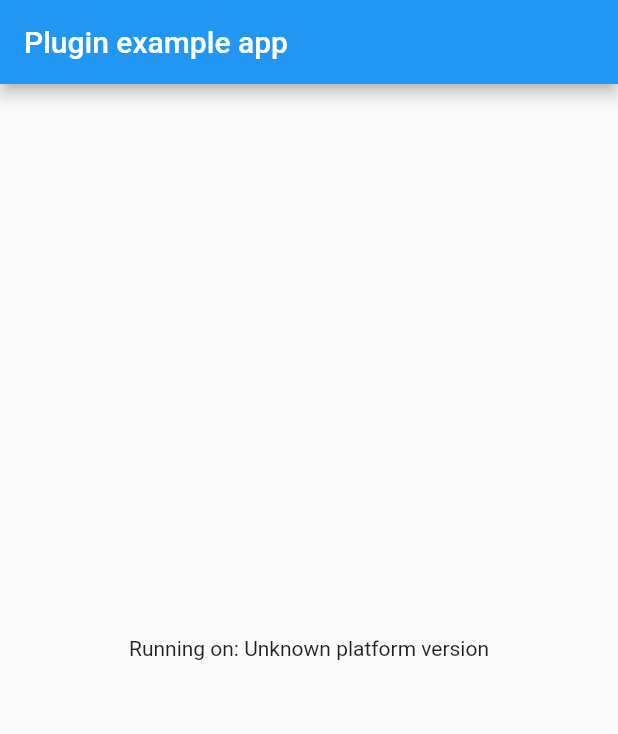
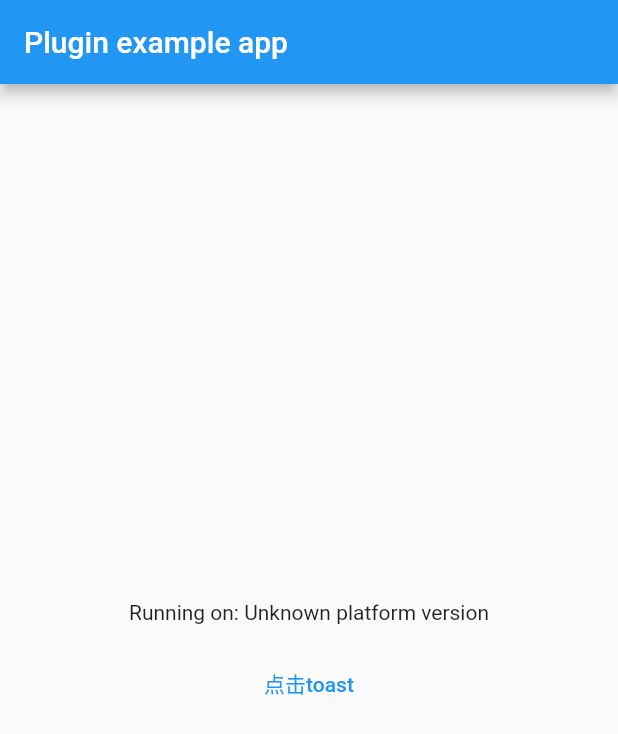
Before and after one commit to wkkun/hello, a Flutter app: the screen it shows after launch, on a phone screen of 412 x 824 dp. Shown: the top 734 px of the screen. Run offline on Flutter 3.47's test engine with Material 2 defaults, Android fonts, the phone set to English and light mode, and no system bars.

Commit message:
新增:toast方法

```diff
--- a/example/lib/main.dart
+++ b/example/lib/main.dart
@@ -54,7 +54,17 @@ class _MyAppState extends State<MyApp> {
           title: const Text('Plugin example app'),
         ),
         body: Center(
-          child: Text('Running on: $_platformVersion\n'),
+          child: Column(
+            mainAxisAlignment: MainAxisAlignment.center,
+            children: [
+              Text('Running on: $_platformVersion\n'),
+              TextButton(
+                  onPressed: () {
+                    Hello.toast("我是Toast");
+                  },
+                  child: const Text("点击toast"))
+            ],
+          ),
         ),
       ),
     );
--- a/lib/hello.dart
+++ b/lib/hello.dart
@@ -1,4 +1,3 @@
-
 import 'dart:async';
 
 import 'package:flutter/services.dart';
@@ -10,4 +9,8 @@ class Hello {
     final String? version = await _channel.invokeMethod('getPlatformVersion');
     return version;
   }
+
+  static void toast(String msg) {
+    _channel.invokeMethod("toast", msg);
+  }
 }
```
Also changed, not shown: 2 other files.
